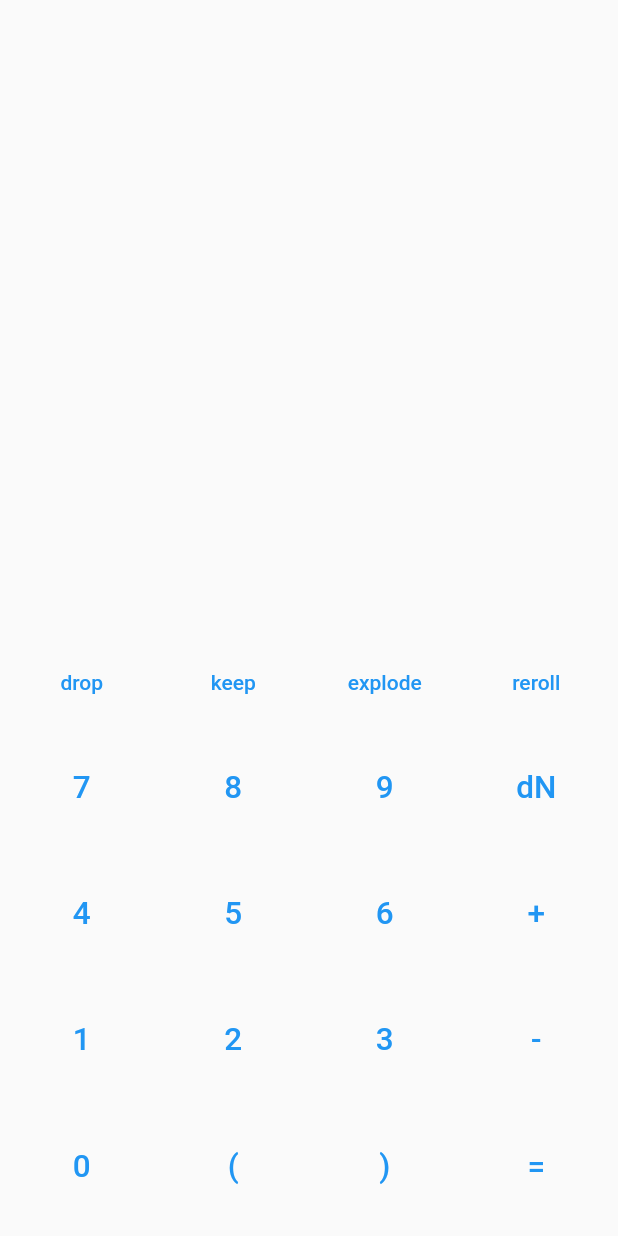
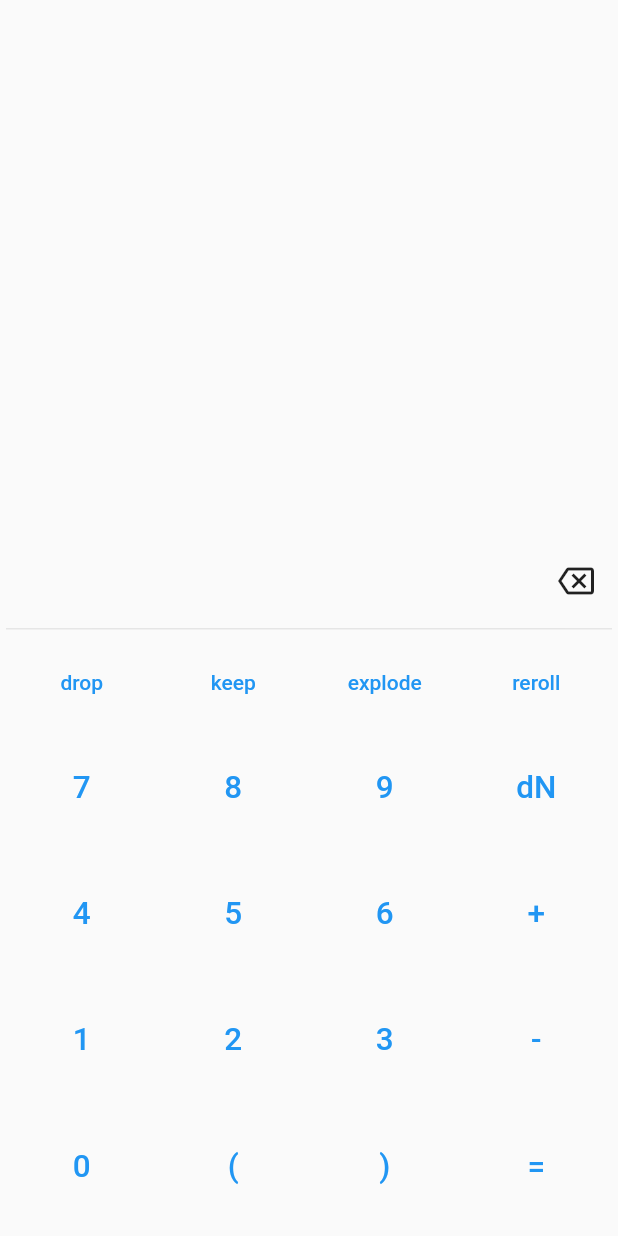
Before and after one commit to LocTr/dice-calc, a Flutter app: the screen it shows after launch, on a phone screen of 412 x 824 dp. Run offline on Flutter 3.47's test engine with Material 2 defaults, Android fonts, the phone set to English and light mode, and no system bars; our stand-ins replace bloc, equatable, flutter_bloc.

Commit message:
add remove button

```diff
--- a/lib/screen/calc_screen.dart
+++ b/lib/screen/calc_screen.dart
@@ -41,17 +41,25 @@ class CalcScreen extends StatelessWidget {
                 ),
                 Column(
                   children: [
+                    // TODO: beautify this row
+                    Row(
+                      mainAxisAlignment: MainAxisAlignment.end,
+                      children: [
+                        IconButton(
+                            onPressed: () {
+                              context.read<CalcBloc>().add(ElementRemoved());
+                            },
+                            icon: Icon(Icons.backspace_outlined)),
+                      ],
+                    ),
+                    const Divider(),
                     Row(
                       children: [
                         // IDEAS: chip with condition appear when condition is typed
                         Expanded(
                             child: CalcButton(
                           childText: 'drop',
-                          onPressed: () {
-                            // context
-                            //     .read<CalcBloc>()
-                            //     .add(const CharacterAdded(character: 'd10'));
-                          },
+                          onPressed: () {},
                           aspectRatio: 1.8,
                           textScaleFactor: 1,
                         )),
```
